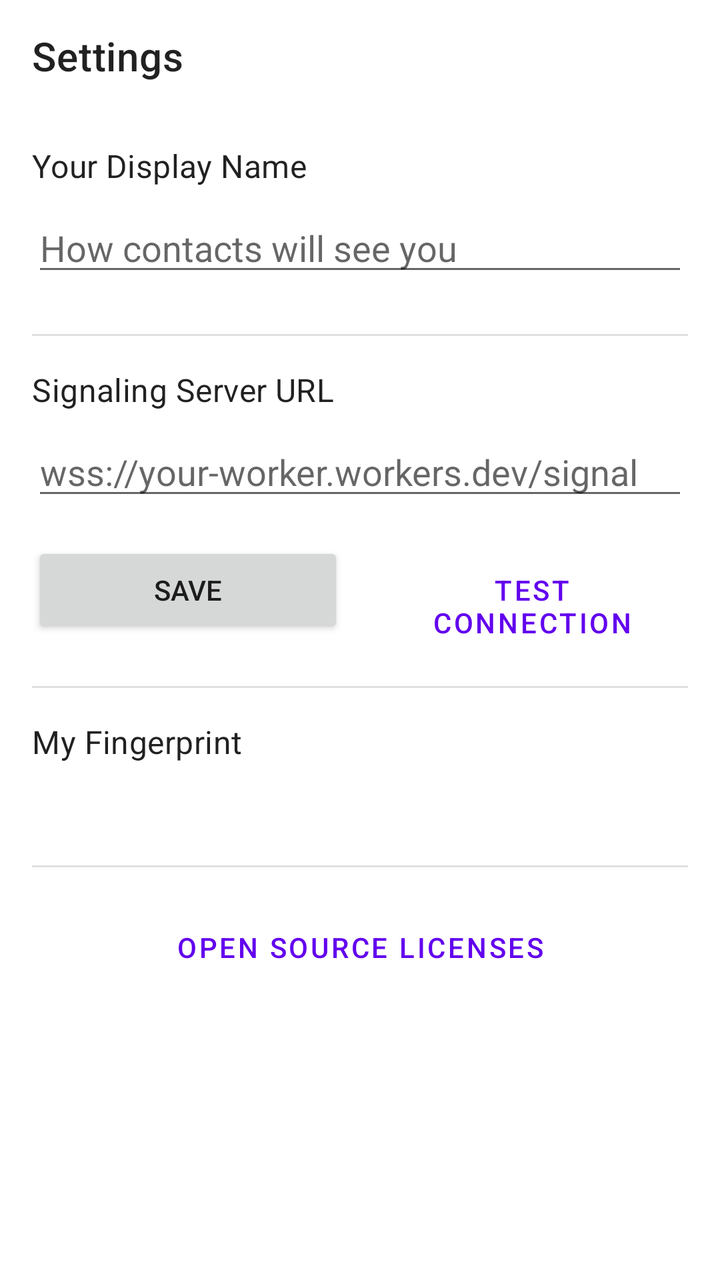
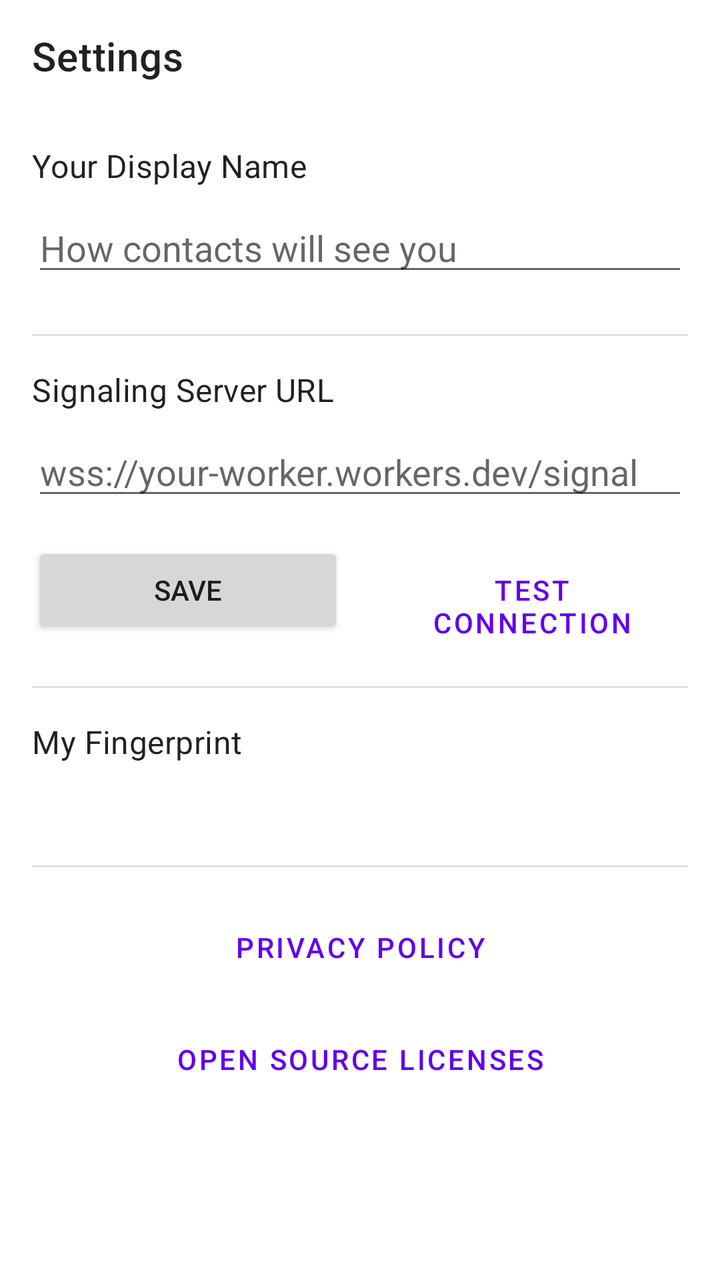

Two renders of the same Android screen: before a commit and after it. Below are the layout's source before the change and the commit's diff.
<!-- AndroidManifest.xml: application theme Theme.VoiceDrop -->
<!-- res/layout/activity_settings.xml -->
<?xml version="1.0" encoding="utf-8"?>
<LinearLayout
    xmlns:android="http://schemas.android.com/apk/res/android"
    xmlns:app="http://schemas.android.com/apk/res-auto"
    android:layout_width="match_parent"
    android:layout_height="match_parent"
    android:orientation="vertical"
    android:fitsSystemWindows="true">

    <androidx.appcompat.widget.Toolbar
        android:id="@+id/toolbar"
        android:layout_width="match_parent"
        android:layout_height="?attr/actionBarSize"
        app:title="@string/settings"/>

    <ScrollView
        android:layout_width="match_parent"
        android:layout_height="0dp"
        android:layout_weight="1">

        <LinearLayout
            android:layout_width="match_parent"
            android:layout_height="wrap_content"
            android:orientation="vertical"
            android:padding="16dp">

            
            <TextView
                android:layout_width="wrap_content"
                android:layout_height="wrap_content"
                android:text="@string/display_name_label"
                android:textAppearance="?attr/textAppearanceSubtitle1"/>

            <EditText
                android:id="@+id/edit_display_name"
                android:layout_width="match_parent"
                android:layout_height="wrap_content"
                android:layout_marginTop="8dp"
                android:hint="@string/display_name_hint"
                android:inputType="textPersonName"
                android:singleLine="true"/>

            <View
                android:layout_width="match_parent"
                android:layout_height="1dp"
                android:layout_marginTop="24dp"
                android:layout_marginBottom="16dp"
                android:background="@color/color_divider"/>

            
            <TextView
                android:layout_width="wrap_content"
                android:layout_height="wrap_content"
                android:text="@string/signaling_server_url"
                android:textAppearance="?attr/textAppearanceSubtitle1"/>

            <EditText
                android:id="@+id/edit_signaling_url"
                android:layout_width="match_parent"
                android:layout_height="wrap_content"
                android:layout_marginTop="8dp"
                android:hint="@string/signaling_url_hint"
                android:inputType="textUri"
                android:singleLine="true"/>

            <LinearLayout
                android:layout_width="match_parent"
                android:layout_height="wrap_content"
                android:layout_marginTop="16dp"
                android:orientation="horizontal">

                <Button
                    android:id="@+id/button_save_url"
                    android:layout_width="0dp"
                    android:layout_height="wrap_content"
                    android:layout_weight="1"
                    android:layout_marginEnd="8dp"
                    android:text="@string/save"/>

                <Button
                    android:id="@+id/button_test_connection"
                    android:layout_width="0dp"
                    android:layout_height="wrap_content"
                    android:layout_weight="1"
                    android:layout_marginStart="8dp"
                    style="?attr/materialButtonOutlinedStyle"
                    android:text="@string/test_connection"/>

            </LinearLayout>

            <View
                android:layout_width="match_parent"
                android:layout_height="1dp"
                android:layout_marginTop="24dp"
                android:layout_marginBottom="16dp"
                android:background="@color/color_divider"/>

            
            <TextView
                android:layout_width="wrap_content"
                android:layout_height="wrap_content"
                android:text="@string/my_fingerprint_label"
                android:textAppearance="?attr/textAppearanceSubtitle1"/>

            <TextView
                android:id="@+id/text_my_fingerprint"
                android:layout_width="wrap_content"
                android:layout_height="wrap_content"
                android:layout_marginTop="8dp"
                android:fontFamily="monospace"
                android:textAppearance="?attr/textAppearanceBody2"
                android:textIsSelectable="true"/>

            <View
                android:layout_width="match_parent"
                android:layout_height="1dp"
                android:layout_marginTop="24dp"
                android:layout_marginBottom="16dp"
                android:background="@color/color_divider"/>

            <Button
                android:id="@+id/button_open_source_licenses"
                android:layout_width="match_parent"
                android:layout_height="wrap_content"
                style="?attr/materialButtonOutlinedStyle"
                android:text="@string/open_source_licenses"/>

        </LinearLayout>
    </ScrollView>

</LinearLayout>
<!-- resources referenced by this layout -->
<resources>
  <color name="color_divider">#1F000000</color>
  <string name="display_name_hint">How contacts will see you</string>
  <string name="display_name_label">Your Display Name</string>
  <string name="my_fingerprint_label">My Fingerprint</string>
  <string name="open_source_licenses">Open Source Licenses</string>
  <string name="save">Save</string>
  <string name="settings">Settings</string>
  <string name="signaling_server_url">Signaling Server URL</string>
  <string name="signaling_url_hint">wss://your-worker.workers.dev/signal</string>
  <string name="test_connection">Test Connection</string>
  <style name="Theme.VoiceDrop" parent="Theme.MaterialComponents.DayNight.NoActionBar">
          <item name="colorPrimary">@color/purple_500</item>
          <item name="colorPrimaryVariant">@color/purple_700</item>
          <item name="colorOnPrimary">@color/white</item>
          <item name="colorSecondary">@color/teal_200</item>
          <item name="colorSecondaryVariant">@color/teal_700</item>
          <item name="colorOnSecondary">@color/black</item>
          <item name="android:statusBarColor">?attr/colorPrimaryVariant</item>
          <item name="android:windowOptOutEdgeToEdgeEnforcement" tools:targetApi="35">true</item>
      </style>
  <color name="purple_500">#FF6200EE</color>
  <color name="purple_700">#FF3700B3</color>
  <color name="white">#FFFFFFFF</color>
  <color name="teal_200">#FF03DAC5</color>
  <color name="teal_700">#FF018786</color>
  <color name="black">#FF000000</color>
</resources>

<!-- the commit's change to res/layout/activity_settings.xml (unified diff, before → after) -->
@@ -119,9 +119,17 @@
                 android:background="@color/color_divider"/>
 
             <Button
+                android:id="@+id/button_privacy_policy"
+                android:layout_width="match_parent"
+                android:layout_height="wrap_content"
+                style="?attr/materialButtonOutlinedStyle"
+                android:text="@string/privacy_policy"/>
+
+            <Button
                 android:id="@+id/button_open_source_licenses"
                 android:layout_width="match_parent"
                 android:layout_height="wrap_content"
+                android:layout_marginTop="8dp"
                 style="?attr/materialButtonOutlinedStyle"
                 android:text="@string/open_source_licenses"/>
 
<!-- resource entries referenced after the edit -->
@@ -5,6 +5,7 @@
   <string name="display_name_label">Your Display Name</string>
   <string name="my_fingerprint_label">My Fingerprint</string>
   <string name="open_source_licenses">Open Source Licenses</string>
+  <string name="privacy_policy">Privacy Policy</string>
   <string name="save">Save</string>
   <string name="settings">Settings</string>
   <string name="signaling_server_url">Signaling Server URL</string>
